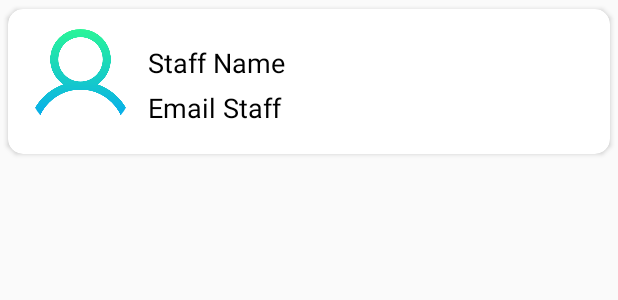
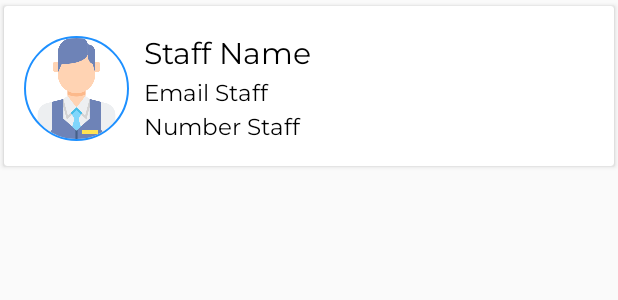
Before and after one commit to wmDanialh/G03_39-FEED-ME-APP-STAFF-ADMIN, an Android app: the layout row_staff.xml on its own in the app's theme, with its tools: preview values and no code run, on a phone screen of 412 x 824 dp. Shown: the top 300 px of the screen. Run offline under Robolectric (Android 15) with nearby library versions, the phone set to English and light mode, and no system bars; Roboto replaces fonts that are not available here.

Commit message:
commit register staff and list of staff review for admin

```diff
--- a/app/src/main/java/com/danny/feedmeappadminstaff/Holder/StaffViewHolder.java
+++ b/app/src/main/java/com/danny/feedmeappadminstaff/Holder/StaffViewHolder.java
@@ -14,7 +14,7 @@ import de.hdodenhof.circleimageview.CircleImageView;
 public class StaffViewHolder extends RecyclerView.ViewHolder implements View.OnClickListener{
 
     public CircleImageView mAvatarIv;
-    public TextView mNameTv, mEmailTv;
+    public TextView mNameTv, mEmailTv, mNumberTv;
 
     private ItemClickListener itemClickListener;
 
@@ -24,6 +24,7 @@ public class StaffViewHolder extends RecyclerView.ViewHolder implements View.OnC
         mAvatarIv = itemView.findViewById(R.id.avatarImg);
         mNameTv = itemView.findViewById(R.id.nameStaff);
         mEmailTv = itemView.findViewById(R.id.emailStaff);
+        mNumberTv = itemView.findViewById(R.id.numberStaff);
 
         itemView.setOnClickListener(this);
     }
--- a/app/src/main/java/com/danny/feedmeappadminstaff/ViewListOfStaffActivity.java
+++ b/app/src/main/java/com/danny/feedmeappadminstaff/ViewListOfStaffActivity.java
@@ -116,6 +116,7 @@ public class ViewListOfStaffActivity extends AppCompatActivity {
             @Override
             public void onBindViewHolder(@NonNull StaffViewHolder holder, int position, @NonNull Staff model) {
 
+                holder.mNumberTv.setText(model.getStaffMobile());
                 holder.mNameTv.setText(model.getStaffName());
                 holder.mEmailTv.setText(model.getStaffEmail());
                 //Picasso.with(getBaseContext()).load(model.getStaffImage()).fit().into(holder.mAvatarIv);
--- a/app/src/main/res/layout/activity_register_staff.xml
+++ b/app/src/main/res/layout/activity_register_staff.xml
@@ -50,10 +50,10 @@
                     android:layout_width="100dp"
                     android:layout_height="100dp"
                     android:layout_marginTop="50dp"
-                    android:src="@drawable/user"
+                    android:src="@drawable/staf"
                     android:layout_centerHorizontal="true"
                     app:civ_border_overlay="true"
-                    app:civ_border_color="#000"
+                    app:civ_border_color="@color/dogerblue"
                     app:civ_border_width="1dp"/>
 
                 <RelativeLayout
--- a/app/src/main/res/layout/row_staff.xml
+++ b/app/src/main/res/layout/row_staff.xml
@@ -1,6 +1,5 @@
 <?xml version="1.0" encoding="utf-8"?>
 <androidx.cardview.widget.CardView
-    app:cardCornerRadius="10dp"
     app:cardElevation="2dp"
     app:cardUseCompatPadding="true"
     app:contentPadding="3dp"
@@ -20,8 +19,12 @@
         android:layout_height="wrap_content">
 
         <de.hdodenhof.circleimageview.CircleImageView
+            app:civ_border_width="1dp"
+            app:civ_border_color="@color/dogerblue"
+            android:layout_marginTop="2dp"
             android:id="@+id/avatarImg"
-            android:src="@drawable/user"
+            android:src="@drawable/staf"
+            android:layout_gravity="center"
             android:layout_width="70dp"
             android:layout_height="70dp"/>
 
@@ -33,13 +36,13 @@
             <TextView
                 android:id="@+id/nameStaff"
                 android:layout_marginRight="10dp"
-                android:layout_marginTop="10dp"
-                android:layout_marginBottom="5dp"
+                android:layout_marginTop="5dp"
                 android:layout_marginLeft="10dp"
                 android:layout_width="match_parent"
                 android:layout_height="wrap_content"
                 android:text="Staff Name"
-                android:textSize="18sp"
+                android:fontFamily="@font/montserrat"
+                android:textSize="20sp"
                 android:textColor="#000"/>
 
             <TextView
@@ -49,7 +52,19 @@
                 android:layout_width="match_parent"
                 android:layout_height="wrap_content"
                 android:text="Email Staff"
-                android:textSize="18sp"
+                android:textSize="15sp"
+                android:fontFamily="@font/montserrat"
+                android:textColor="#000"/>
+
+            <TextView
+                android:id="@+id/numberStaff"
+                android:layout_marginRight="10dp"
+                android:layout_marginLeft="10dp"
+                android:layout_width="match_parent"
+                android:layout_height="wrap_content"
+                android:text="Number Staff"
+                android:textSize="15sp"
+                android:fontFamily="@font/montserrat"
                 android:textColor="#000"/>
 
         </LinearLayout>
```
Also changed, not shown: app/src/main/res/drawable/staf.png (added).
